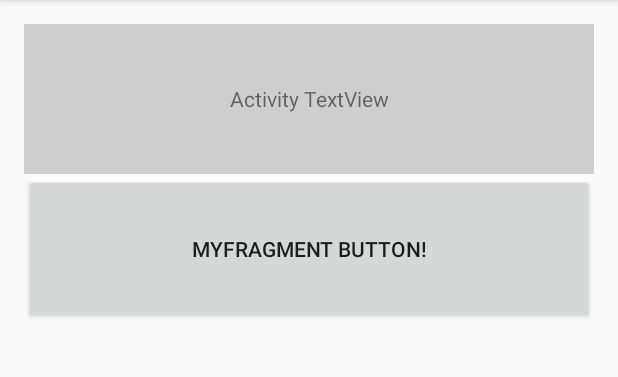
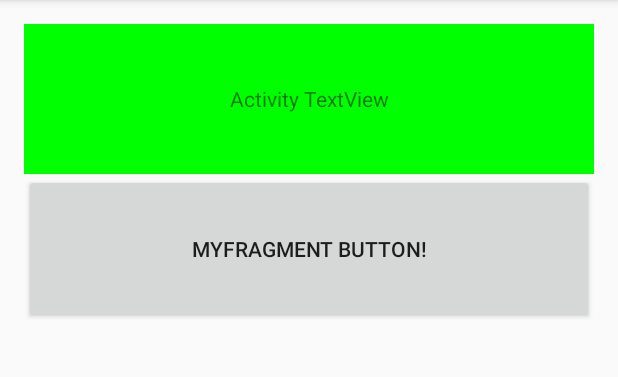
Before and after one commit to oli999/Chapter02, an Android app: the screen it shows after launch (MainActivity), on a phone screen of 412 x 824 dp, the part 84-461 px from its top. Run offline under Robolectric (Android 15) with nearby library versions, the phone set to English and light mode, and no system bars.

Commit message:
step03 예제 완성

```diff
--- a/step03fragment_t/src/main/java/com/gura/step03fragment/MainActivity.java
+++ b/step03fragment_t/src/main/java/com/gura/step03fragment/MainActivity.java
@@ -1,12 +1,16 @@
 package com.gura.step03fragment;
 
+import android.os.Bundle;
 import android.support.annotation.Nullable;
 import android.support.v4.app.Fragment;
+import android.support.v4.app.FragmentManager;
 import android.support.v7.app.AppCompatActivity;
-import android.os.Bundle;
 import android.view.LayoutInflater;
 import android.view.View;
 import android.view.ViewGroup;
+import android.widget.Button;
+import android.widget.TextView;
+import android.widget.Toast;
 
 public class MainActivity extends AppCompatActivity {
 
@@ -14,9 +18,16 @@ public class MainActivity extends AppCompatActivity {
     protected void onCreate(Bundle savedInstanceState) {
         super.onCreate(savedInstanceState);
         setContentView(R.layout.activity_main);
+        // activity_main.xml 에 정의된 TextView 의 참조값이 필요하다면?
+        TextView textView=(TextView)findViewById(R.id.textView);
+        // activity_main.xml 에 정의된 Fragment 의 참조값이 필요하다면?
+        FragmentManager fManager=getSupportFragmentManager();
+        MyFragment f=(MyFragment)
+                fManager.findFragmentById(R.id.myFragment);
     }
 
-    public static class MyFragment extends Fragment{
+    public static class MyFragment extends Fragment
+                                implements View.OnClickListener{
 
         // 리턴해주는 View 객체가 MyFragment 의 레이아웃이다(UI).
         @Nullable
@@ -25,8 +36,17 @@ public class MainActivity extends AppCompatActivity {
             // res/layout/fragment_my.xml 문서를 전개해서 View 객체를
             // 만든다.
             View v=inflater.inflate(R.layout.fragment_my, container);
+
+            //Button 의 참조값 얻어오기
+            Button btn=(Button)v.findViewById(R.id.btn1);
+            btn.setOnClickListener(this);
             // 만든 View 객체를 리턴해준다.
             return v;
         }
+
+        @Override
+        public void onClick(View v) {
+            Toast.makeText( getActivity(), "btn1 !", Toast.LENGTH_SHORT).show();
+        }
     }
 }
--- a/step03fragment_t/src/main/res/layout/activity_main.xml
+++ b/step03fragment_t/src/main/res/layout/activity_main.xml
@@ -12,9 +12,10 @@
     <TextView
         android:layout_width="match_parent"
         android:layout_height="100dp"
-        android:background="#cecece"
+        android:background="#00ff00"
         android:gravity="center"
-        android:text="Activity TextView"/>
+        android:text="Activity TextView"
+        android:id="@+id/textView"/>
     <fragment
         android:layout_width="match_parent"
         android:layout_height="wrap_content"
--- a/step03fragment_t/src/main/res/layout/fragment_my.xml
+++ b/step03fragment_t/src/main/res/layout/fragment_my.xml
@@ -5,5 +5,6 @@
     <Button
         android:layout_width="match_parent"
         android:layout_height="100dp"
-        android:text="MyFragment Button!"/>
+        android:text="MyFragment Button!"
+        android:id="@+id/btn1"/>
 </LinearLayout>
```
